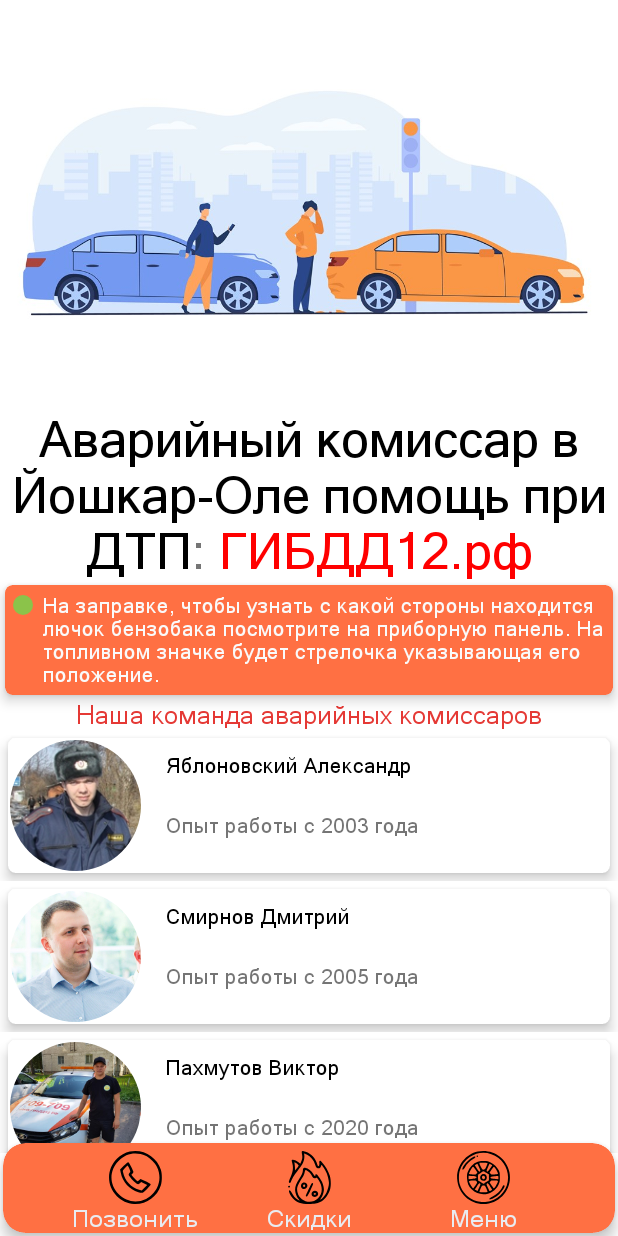
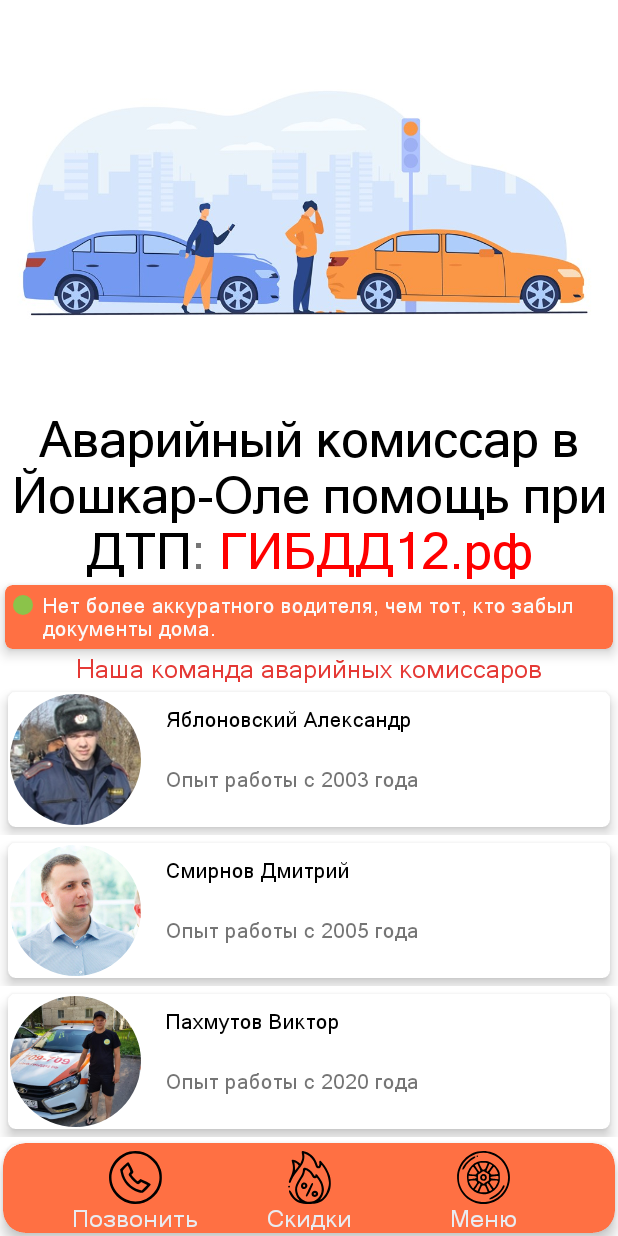
Before and after one commit to matr1x244/gibdd.yola, an Android app: the screen it shows after launch (MainActivity), on a phone screen of 412 x 824 dp. Run offline under Robolectric (Android 15) with nearby library versions, the phone set to English and light mode, and no system bars; libraries missing offline, so code that uses them is left out: com.jakewharton.retrofit2; pictures from the network do not load.

Commit message:
Подправил косяк с arrays, подправил косяк с bullet spannable, закинул для теста шрифт microsoft sans serif

```diff
--- a/app/src/main/java/com/geekbrains/gibddyola/data/news/local/TooltipList.kt
+++ b/app/src/main/java/com/geekbrains/gibddyola/data/news/local/TooltipList.kt
@@ -2,13 +2,18 @@ package com.geekbrains.gibddyola.data.news.local
 
 object TooltipList {
     private val tooltips = listOf(
+        "Нет более аккуратного водителя, чем тот, кто забыл документы дома.",
         "На заправке, чтобы узнать с какой стороны находится лючок бензобака посмотрите на приборную панель. На топливном значке будет стрелочка указывающая его положение.",
+        "Глупый водитель боится дорогих машин, умный — блатных номеров, опытный боится только маршруток.",
         "Чтобы двери в мороз после мойки не прилипали резинками друг к другу смажьте один раз за все время их силиконовой смазкой WD-40. Или после мойки тщательно протрите все резинки сухой салфеткой.",
         "Для того чтобы в зиму машина прогревалась быстрее ставьте внутреннюю циркуляцию воздуха, по логике воздух проходя цикл в этом же помещении намного быстрее будет нагреваться.",
         "Не скупитесь на парктроники, цена вопроса в 3-4 тысячи, а бампер вам сохранит ни один раз.",
+        "Пользуйтесь поворотниками не в момент манёвра, а за несколько секунд заранее – дав понять окружающим о вашем намерении.",
         "Вы решили приобрести зимнюю резину? Если вам нужна безопасность, берите шипы.",
+        "Осмотрите транспортное средство, прежде чем начать движение. Нет ли следов капающего масла или вытекающей охлаждающей жидкости, не захотелось ли какому-то животному погреться на колесе или залезть под автомобиль.",
         "На трассе, при каком либо перемещении обязательно лишний раз посмотрите в зеркала заднего и бокового вида, чтобы любители быстрой езды, которые любят играть в «шашки» не снесли пол вашей машины.",
         "Чем ниже температура воздуха, тем больше держите дистанцию от другого автомобиля.",
+        "Ничто так не увеличивает квалификацию водителя, как едущая за ним полицейская машина.",
         "Как правильно входить в поворот на трассе. До поворота скорость снижается, при вхождении можно прибавить газу.",
         "Если при езде у вас пробило колесо, сильнее вцепитесь в руль и медленно снижайте скорость, машину при такой ситуации может здорово болтать.",
         "После покупки автомобиля сначала необходимо кататься в своем районе, чтобы привыкнуть к вождению, а потом уже переходить на более дальние поездки.",
@@ -17,7 +22,11 @@ object TooltipList {
         "При повороте, чтобы не поцарапать машину вы должны поравняться относительно водительского места с предметом объезда, а потом уже выворачивать руль.",
         "Если вы еще не купили автомобиль, а только присматриваетесь, то советую вам приобрести машину светлых тонов, в темное время суток вас легче будет разглядеть.",
         "Доработайте до автоматизма действие 'Сел в машину, включи ближний свет и пристегнись'.",
+        "Вынужденная остановка. В такой ситуации, когда машина сломалась, либо возникли другие причины, нужно включить аварийку и выставить аварийный сигнал.",
         "При любых ситуациях сохраняйте самообладание.",
+        "Старайтесь всегда располагать руки правильно. Оптимальной позицией считается 10 и 2 часа. Просто посмотрите на циферблат часов, и взгляните, где находятся отметки 2 и 10 часов. Примерно так и нужно держать руки.",
+        "Никогда не садиться за руль пьяным. О последствиях нарушения этой рекомендации можете узнать из последних сводок о ДТП. Рисковать своей жизнью и жизнью других людей нельзя ни в коем случае.",
+        "Заранее продумайте маршрут своего движения. Совет простой, но на самом деле крайне полезный.",
         "Нельзя включать дворники зимой, когда только завели машину, можно сорвать моторчик который их двигает. Пусть стекло немного нагреется.",
         "Обязательно при долгой поездке и при возможных остановках в пробках блокируйте задние двери, чтобы не давать повод барсеточникам.",
         "Возите пустую трехлитровую тару (или маленькую железную канистру) на случай если закончится бензин, такие посудины на заправках обойдутся вам в копеечку.",
@@ -30,6 +39,7 @@ object TooltipList {
         "Если вы держите в салоне авто для протирки влажные салфетки не покупайте их с содержанием масла или увлажнителя для рук, на торпеде будут оставаться разводы.",
         "Возьмите за правило пристегиваться. При аварии это спасет вам и вашим пассажирам жизнь.",
         "Если хотите свести вероятность угона к минимуму, нанесите аэрографию на один из элементов кузова.",
+        "Запустите двигатель. Проверьте, чтобы на приборной панели не было аварийных сигналов, которые говорят о проблемах с двигателем, низком уровнем масла, топлива и пр.",
         "Не оставляйте свой автомобиль припаркованный на повороте где сложно проехать автомобилю, вас обязательно поцарапают или что-то подобное.",
         "Не сигнальте лишний раз. Т.к. это привлекает внимание многих водителей и нервирует. Если хотите пропустить авто или наоборот обогнать, всегда можно моргнуть дальним.",
         "Захочешь сделать химчистку авто самостоятельно, сперва пшикни на место не бросающееся в глаза, если химия испортит обшивку не так будет обидно.",
@@ -38,7 +48,8 @@ object TooltipList {
         "Во время периода обкатки, как правило, первые 1600 км не превышайте скорость 90 км/час или скорость, рекомендованную производителем вашего автомобиля.",
         "Избегайте тяжелых нагрузок, таких как буксировка прицепа, или не загружайте багажник на крыше или багажник в задней части машины тяжелыми строительными материалами.",
         "Не позволяйте вашему новому автомобилю долгое время простаивать – это хороший совет для любых автомобилей (новых и б/у), но особенно во время обкатки.",
-        "Используйте только легкое и среднее ускорение, поддерживая обороты двигателя ниже 3000 в течение первых нескольких часов езды после того, как выехали из автосалона."
+        "Используйте только легкое и среднее ускорение, поддерживая обороты двигателя ниже 3000 в течение первых нескольких часов езды после того, как выехали из автосалона.",
+        "Скорость. Резкие разгоны и торможение только убивает ваш двигатель и тормозную систему. Плюс это очень опасно. Старайтесь ехать так, чтобы ваши действия были плавными и предсказуемыми."
     )
 
     fun getTooltip(position: Int): String {
--- a/app/src/main/java/com/geekbrains/gibddyola/ui/main/MainFragment.kt
+++ b/app/src/main/java/com/geekbrains/gibddyola/ui/main/MainFragment.kt
@@ -42,6 +42,7 @@ import kotlinx.coroutines.Dispatchers
 import kotlinx.coroutines.launch
 import kotlinx.coroutines.withContext
 import org.koin.androidx.viewmodel.ext.android.viewModel
+
 
 class MainFragment : Fragment() {
 
@@ -245,8 +246,6 @@ class MainFragment : Fragment() {
             } else {
                 binding.textTooltip.text = toolTipChars
             }
-
-
         }
     }
 
--- a/app/src/main/res/layout/fragment_main.xml
+++ b/app/src/main/res/layout/fragment_main.xml
@@ -19,7 +19,7 @@
             android:id="@+id/image_view_main"
             android:layout_width="wrap_content"
             android:layout_height="wrap_content"
-            android:layout_gravity="center"
+            android:layout_gravity="center|top"
             android:padding="@dimen/dp5"
             app:layout_constraintEnd_toEndOf="parent"
             app:layout_constraintStart_toStartOf="parent"
```
